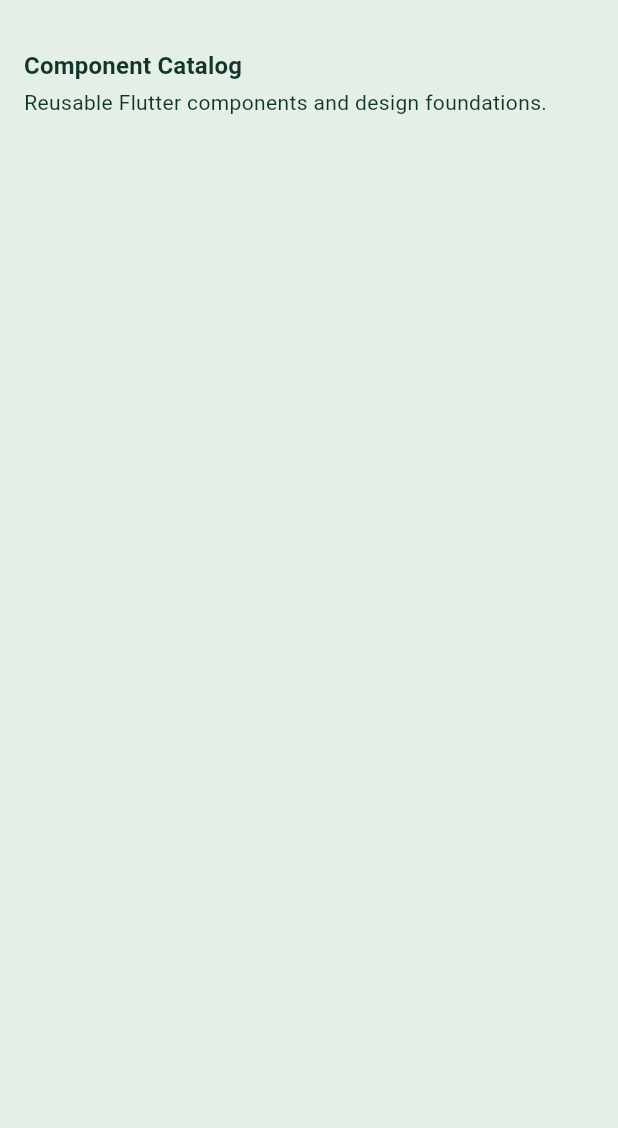
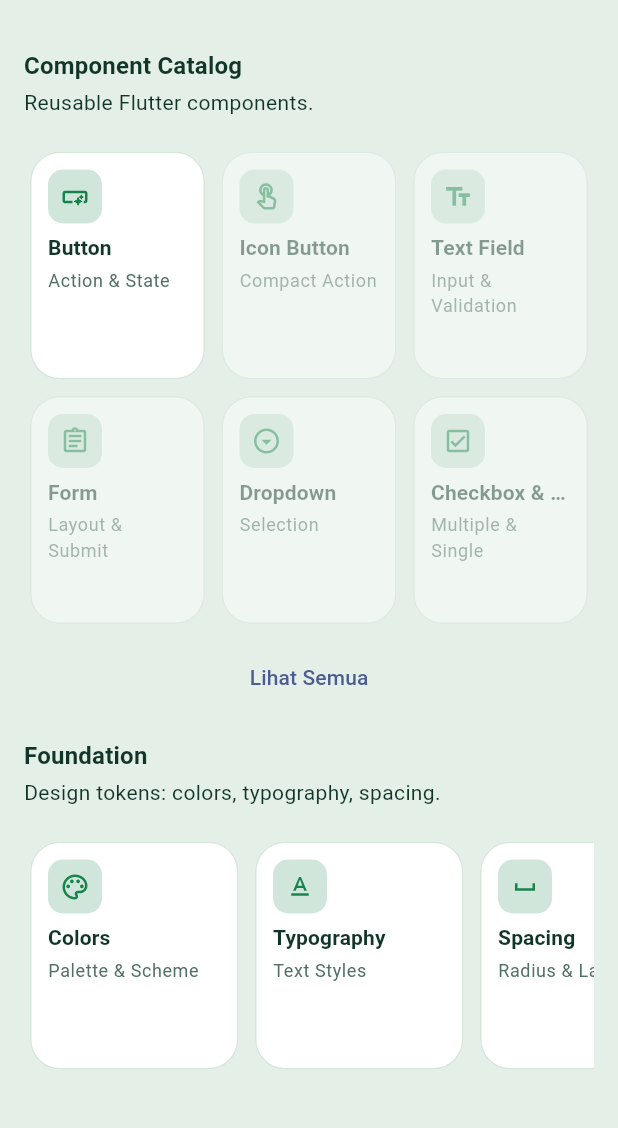
Before and after one commit to fandiap13/basecode_mvvm, a Flutter app: the screen it shows after launch, on a phone screen of 412 x 824 dp, the part 84-1212 px from its top. Run offline on Flutter 3.47's test engine with Material 3 defaults, Android fonts, the phone set to English and light mode, and no system bars; our stand-ins replace go_router.

Commit message:
feat(showcase): add component catalog with category and fundation

```diff
--- a/lib/core/theme/app_colors.dart
+++ b/lib/core/theme/app_colors.dart
@@ -24,6 +24,8 @@
 
   static const Color brand = Color(0xFF2563EB);
 
+  static const Color green = teal;
+
   // Semantic
   static const Color primary = teal;
   static const Color success = teal;
--- /dev/null
+++ b/lib/features/showcase/model/showcase_catalog.dart
@@ -0,0 +1,165 @@
+import 'package:basecode/features/showcase/model/showcase_entry.dart';
+import 'package:basecode/routing/routes.dart';
+import 'package:flutter/material.dart';
+
+// Tambahkan entry di sini setiap ada komponen baru di core/widgets/.
+// Set isReady: true setelah screen tujuannya dibuat.
+const showcaseEntries = <ShowcaseEntry>[
+  ShowcaseEntry(
+    title: 'Button',
+    subtitle: 'Action & State',
+    route: AppRoutes.showcaseButton,
+    icon: Icons.smart_button_outlined,
+    isReady: true,
+  ),
+  ShowcaseEntry(
+    title: 'Icon Button',
+    subtitle: 'Compact Action',
+    route: AppRoutes.showcaseIconButton,
+    icon: Icons.touch_app_outlined,
+  ),
+  ShowcaseEntry(
+    title: 'Text Field',
+    subtitle: 'Input & Validation',
+    route: AppRoutes.showcaseTextField,
+    icon: Icons.text_fields_outlined,
+  ),
+  ShowcaseEntry(
+    title: 'Form',
+    subtitle: 'Layout & Submit',
+    route: AppRoutes.showcaseForm,
+    icon: Icons.assignment_outlined,
+  ),
+  ShowcaseEntry(
+    title: 'Dropdown',
+    subtitle: 'Selection',
+    route: AppRoutes.showcaseDropdown,
+    icon: Icons.arrow_drop_down_circle_outlined,
+  ),
+  ShowcaseEntry(
+    title: 'Checkbox & Radio',
+    subtitle: 'Multiple & Single',
+    route: AppRoutes.showcaseCheckboxRadio,
+    icon: Icons.check_box_outlined,
+  ),
+  ShowcaseEntry(
+    title: 'Switch',
+    subtitle: 'Toggle',
+    route: AppRoutes.showcaseSwitch,
+    icon: Icons.toggle_on_outlined,
+  ),
+  ShowcaseEntry(
+    title: 'Slider',
+    subtitle: 'Range & Value',
+    route: AppRoutes.showcaseSlider,
+    icon: Icons.tune_outlined,
+  ),
+  ShowcaseEntry(
+    title: 'Card',
+    subtitle: 'Container & Surface',
+    route: AppRoutes.showcaseCard,
+    icon: Icons.credit_card_outlined,
+  ),
+  ShowcaseEntry(
+    title: 'List Tile',
+    subtitle: 'Row & Leading',
+    route: AppRoutes.showcaseListTile,
+    icon: Icons.view_list_outlined,
+  ),
+  ShowcaseEntry(
+    title: 'Chip & Badge',
+    subtitle: 'Label & Status',
+    route: AppRoutes.showcaseChipBadge,
+    icon: Icons.label_outline,
+  ),
+  ShowcaseEntry(
+    title: 'Avatar',
+    subtitle: 'Image & Initial',
+    route: AppRoutes.showcaseAvatar,
+    icon: Icons.account_circle_outlined,
+  ),
+  ShowcaseEntry(
+    title: 'App Bar',
+    subtitle: 'Title & Action',
+    route: AppRoutes.showcaseAppBar,
+    icon: Icons.web_asset_outlined,
+  ),
+  ShowcaseEntry(
+    title: 'Tabs',
+    subtitle: 'In-screen Nav',
+    route: AppRoutes.showcaseTabs,
+    icon: Icons.tab_outlined,
+  ),
+  ShowcaseEntry(
+    title: 'Progress',
+    subtitle: 'Bar & Percentage',
+    route: AppRoutes.showcaseProgress,
+    icon: Icons.donut_large_outlined,
+  ),
+  ShowcaseEntry(
+    title: 'Loading',
+    subtitle: 'Spinner & Skeleton',
+    route: AppRoutes.showcaseLoading,
+    icon: Icons.hourglass_empty_outlined,
+  ),
+  ShowcaseEntry(
+    title: 'Empty & Error',
+    subtitle: 'Placeholder State',
+    route: AppRoutes.showcaseEmptyError,
+    icon: Icons.error_outline,
+  ),
+  ShowcaseEntry(
+    title: 'Feedback',
+    subtitle: 'Dialog & Snackbar',
+    route: AppRoutes.showcaseFeedback,
+    icon: Icons.feedback_outlined,
+  ),
+  ShowcaseEntry(
+    title: 'Bottom Sheet',
+    subtitle: 'Modal & Persistent',
+    route: AppRoutes.showcaseBottomSheet,
+    icon: Icons.vertical_align_bottom_outlined,
+  ),
+  ShowcaseEntry(
+    title: 'Colors',
+    subtitle: 'Palette & Scheme',
+    route: AppRoutes.showcaseColors,
+    icon: Icons.palette_outlined,
+    category: ShowcaseCategory.foundation,
+  ),
+  ShowcaseEntry(
+    title: 'Typography',
+    subtitle: 'Text Styles',
+    route: AppRoutes.showcaseTypography,
+    icon: Icons.text_format_outlined,
+    category: ShowcaseCategory.foundation,
+  ),
+  ShowcaseEntry(
+    title: 'Spacing',
+    subtitle: 'Radius & Layout',
+    route: AppRoutes.showcaseSpacing,
+    icon: Icons.space_bar_outlined,
+    category: ShowcaseCategory.foundation,
+  ),
+  ShowcaseEntry(
+    title: 'Elevation',
+    subtitle: 'Shadow & Depth',
+    route: AppRoutes.showcaseElevation,
+    icon: Icons.layers_outlined,
+    category: ShowcaseCategory.foundation,
+  ),
+  ShowcaseEntry(
+    title: 'Icons',
+    subtitle: 'Icon Set',
+    route: AppRoutes.showcaseIcons,
+    icon: Icons.emoji_symbols_outlined,
+    category: ShowcaseCategory.foundation,
+  ),
+  ShowcaseEntry(
+    title: 'Breakpoints',
+    subtitle: 'Responsive Size',
+    route: AppRoutes.showcaseBreakpoints,
+    icon: Icons.devices_outlined,
+    category: ShowcaseCategory.foundation,
+  ),
+];
--- /dev/null
+++ b/lib/features/showcase/model/showcase_entry.dart
@@ -0,0 +1,23 @@
+import 'package:flutter/material.dart';
+
+enum ShowcaseCategory { component, foundation }
+
+class ShowcaseEntry {
+  const ShowcaseEntry({
+    required this.title,
+    required this.subtitle,
+    required this.route,
+    required this.icon,
+    this.category = ShowcaseCategory.component,
+    this.isReady = false,
+  });
+
+  final String title;
+  final String subtitle;
+  final String route;
+  final IconData icon;
+  final ShowcaseCategory category;
+
+  // Screen tujuannya sudah ada; yang false tampil redup dan tidak bisa diklik.
+  final bool isReady;
+}
--- a/lib/features/showcase/view/showcase_screen.dart
+++ b/lib/features/showcase/view/showcase_screen.dart
@@ -1,4 +1,9 @@
 import 'package:basecode/core/theme/app_colors.dart';
+import 'package:basecode/features/showcase/model/showcase_catalog.dart';
+import 'package:basecode/features/showcase/model/showcase_entry.dart';
+import 'package:basecode/features/showcase/view/widgets/section_showcase.dart';
+import 'package:basecode/features/showcase/view/widgets/showcase_grid.dart';
+import 'package:basecode/features/showcase/view/widgets/showcase_slider.dart';
 import 'package:flutter/material.dart';
 
 class ShowcaseScreen extends StatelessWidget {
@@ -6,12 +11,18 @@
 
   @override
   Widget build(BuildContext context) {
+    final components = showcaseEntries
+        .where((e) => e.category == ShowcaseCategory.component)
+        .toList();
+    final foundations = showcaseEntries
+        .where((e) => e.category == ShowcaseCategory.foundation)
+        .toList();
+
     return Scaffold(
       backgroundColor: AppColors.paper,
       appBar: AppBar(
         backgroundColor: AppColors.primary,
         foregroundColor: AppColors.surface,
-
         title: Text(
           'Showcase',
           style: Theme.of(context).textTheme.titleLarge
@@ -19,38 +30,22 @@
         ),
       ),
       body: ListView(
-        padding: EdgeInsets.all(16),
+        padding: const EdgeInsets.all(16),
         children: [
-          _Section(
-            "Component Catalog",
-            description: "Reusable Flutter components and design foundations.",
+          const SectionShowcase(
+            'Component Catalog',
+            description: 'Reusable Flutter components.',
           ),
+          const SizedBox(height: 10),
+          ShowcaseGrid(entries: components),
+          const SectionShowcase(
+            'Foundation',
+            description: 'Design tokens: colors, typography, spacing.',
+          ),
+          const SizedBox(height: 10),
+          ShowcaseSlider(entries: foundations),
         ],
       ),
     );
   }
 }
-
-class _Section extends StatelessWidget {
-  const _Section(this.title, {this.description});
-
-  final String title;
-  final String? description;
-
-  @override
-  Widget build(BuildContext context) {
-    return Padding(
-      padding: EdgeInsets.only(top: 16, bottom: 8),
-      child: Column(
-        crossAxisAlignment: CrossAxisAlignment.start,
-        children: [
-          Text(title, style: Theme.of(context).textTheme.titleMedium),
-          if (description != null) ...[
-            SizedBox(height: 4),
-            Text(description!, style: Theme.of(context).textTheme.bodyMedium),
-          ],
-        ],
-      ),
-    );
-  }
-}
--- /dev/null
+++ b/lib/features/showcase/view/widgets/section_card.dart
@@ -0,0 +1,54 @@
+import 'package:basecode/core/theme/app_colors.dart';
+import 'package:flutter/material.dart';
+
+class SectionCard extends StatefulWidget {
+  const SectionCard({
+    super.key,
+    required this.child,
+    this.padding,
+    this.margin,
+    this.onTap,
+  });
+
+  final Widget child;
+  final EdgeInsetsGeometry? padding;
+  final EdgeInsetsGeometry? margin;
+  final VoidCallback? onTap;
+
+  @override
+  State<SectionCard> createState() => _SectionCardState();
+}
+
+class _SectionCardState extends State<SectionCard> {
+  bool _isPressed = false;
+
+  @override
+  Widget build(BuildContext context) {
+    return GestureDetector(
+      onTap: widget.onTap,
+      onTapDown: (_) => setState(() => _isPressed = true),
+      onTapUp: (_) => setState(() => _isPressed = false),
+      onTapCancel: () => setState(() => _isPressed = false),
+      child: AnimatedScale(
+        scale: _isPressed ? 0.97 : 1,
+        duration: const Duration(milliseconds: 100),
+        child: Card(
+          elevation: 0,
+          shape: RoundedRectangleBorder(
+            borderRadius: BorderRadius.circular(20),
+            side: BorderSide(
+              color: _isPressed ? AppColors.green : AppColors.line,
+              width: 1,
+            ),
+          ),
+          margin: widget.margin,
+          color: AppColors.surface,
+          child: Padding(
+            padding: widget.padding ?? EdgeInsets.all(12),
+            child: widget.child,
+          ),
+        ),
+      ),
+    );
+  }
+}
--- /dev/null
+++ b/lib/features/showcase/view/widgets/section_showcase.dart
@@ -0,0 +1,25 @@
+import 'package:flutter/material.dart';
+
+class SectionShowcase extends StatelessWidget {
+  const SectionShowcase(this.title, {super.key, this.description});
+
+  final String title;
+  final String? description;
+
+  @override
+  Widget build(BuildContext context) {
+    return Padding(
+      padding: EdgeInsets.only(top: 16, bottom: 8),
+      child: Column(
+        crossAxisAlignment: CrossAxisAlignment.start,
+        children: [
+          Text(title, style: Theme.of(context).textTheme.titleMedium),
+          if (description != null) ...[
+            SizedBox(height: 4),
+            Text(description!, style: Theme.of(context).textTheme.bodyMedium),
+          ],
+        ],
+      ),
+    );
+  }
+}
--- /dev/null
+++ b/lib/features/showcase/view/widgets/showcase_grid.dart
@@ -0,0 +1,95 @@
+import 'package:basecode/core/theme/app_colors.dart';
+import 'package:basecode/features/showcase/model/showcase_entry.dart';
+import 'package:basecode/features/showcase/view/widgets/section_card.dart';
+import 'package:flutter/material.dart';
+
+class ShowcaseGrid extends StatefulWidget {
+  const ShowcaseGrid({super.key, required this.entries});
+
+  final List<ShowcaseEntry> entries;
+
+  @override
+  State<ShowcaseGrid> createState() => _ShowcaseGridState();
+}
+
+class _ShowcaseGridState extends State<ShowcaseGrid> {
+  bool _showAll = false;
+
+  @override
+  Widget build(BuildContext context) {
+    final entries = _showAll ? widget.entries : widget.entries.take(6).toList();
+
+    final hasMore = widget.entries.length > 6;
+
+    return Column(
+      children: [
+        GridView.builder(
+          shrinkWrap: true,
+          physics: const NeverScrollableScrollPhysics(),
+          gridDelegate: const SliverGridDelegateWithFixedCrossAxisCount(
+            crossAxisCount: 3,
+            crossAxisSpacing: 3,
+            mainAxisSpacing: 3,
+            mainAxisExtent: 160,
+            // childAspectRatio: 1
+          ),
+          itemCount: entries.length,
+          itemBuilder: (context, index) {
+            final entry = entries[index];
+            return Opacity(
+              opacity: entry.isReady ? 1 : 0.45, // jadi buram opacity 45%
+              child: SectionCard(
+                onTap: entry.isReady
+                    ? () => Navigator.of(context).pushNamed(entry.route)
+                    : null,
+                child: Column(
+                  crossAxisAlignment: CrossAxisAlignment.start,
+                  children: [
+                    Container(
+                      padding: const EdgeInsets.all(8),
+                      decoration: BoxDecoration(
+                        color: AppColors.primary.withValues(alpha: 0.2),
+                        borderRadius: BorderRadius.circular(10),
+                      ),
+                      child: Icon(
+                        entry.icon,
+                        size: 20,
+                        color: AppColors.primary,
+                      ),
+                    ),
+                    const SizedBox(height: 6),
+                    Text(
+                      entry.title,
+                      style: Theme.of(context).textTheme.titleSmall,
+                      overflow: TextOverflow.ellipsis,
+                      maxLines: 1,
+                    ),
+                    const SizedBox(height: 3),
+                    Text(
+                      entry.subtitle,
+                      style: Theme.of(context).textTheme.bodySmall,
+                      overflow: TextOverflow.ellipsis,
+                      maxLines: 2,
+                    ),
+                  ],
+                ),
+              ),
+            );
+          },
+        ),
+
+        if (hasMore) ...[
+          const SizedBox(height: 8),
+          TextButton(
+            onPressed: () {
+              setState(() {
+                _showAll = !_showAll;
+              });
+            },
+            child: Text(_showAll ? 'Tampilkan Lebih Sedikit' : 'Lihat Semua'),
+          ),
+        ],
+      ],
+    );
+  }
+}
--- /dev/null
+++ b/lib/features/showcase/view/widgets/showcase_slider.dart
@@ -0,0 +1,65 @@
+import 'package:basecode/core/theme/app_colors.dart';
+import 'package:basecode/features/showcase/model/showcase_entry.dart';
+import 'package:basecode/features/showcase/view/widgets/section_card.dart';
+import 'package:flutter/material.dart';
+
+class ShowcaseSlider extends StatelessWidget {
+  const ShowcaseSlider({super.key, required this.entries});
+
+  final List<ShowcaseEntry> entries;
+
+  @override
+  Widget build(BuildContext context) {
+    return SizedBox(
+      height: 160,
+      child: ListView.builder(
+        scrollDirection: Axis.horizontal,
+        itemCount: entries.length,
+        itemBuilder: (context, index) {
+          final entry = entries[index];
+
+          return SizedBox(
+            width: 150,
+            child: Padding(
+              padding: const EdgeInsets.only(right: 3),
+              child: SectionCard(
+                onTap: () => Navigator.of(context).pushNamed(entry.route),
+                child: Column(
+                  crossAxisAlignment: CrossAxisAlignment.start,
+                  children: [
+                    Container(
+                      padding: const EdgeInsets.all(8),
+                      decoration: BoxDecoration(
+                        color: AppColors.primary.withValues(alpha: 0.2),
+                        borderRadius: BorderRadius.circular(10),
+                      ),
+                      child: Icon(
+                        entry.icon,
+                        size: 20,
+                        color: AppColors.primary,
+                      ),
+                    ),
+                    const SizedBox(height: 6),
+                    Text(
+                      entry.title,
+                      style: Theme.of(context).textTheme.titleSmall,
+                      overflow: TextOverflow.ellipsis,
+                      maxLines: 2,
+                    ),
+                    const SizedBox(height: 3),
+                    Text(
+                      entry.subtitle,
+                      style: Theme.of(context).textTheme.bodySmall,
+                      overflow: TextOverflow.ellipsis,
+                      maxLines: 2,
+                    ),
+                  ],
+                ),
+              ),
+            ),
+          );
+        },
+      ),
+    );
+  }
+}
--- a/lib/routing/routes.dart
+++ b/lib/routing/routes.dart
@@ -6,12 +6,30 @@
   // showcase
   static const showcase = '/showcase';
   static const showcaseButton = '/showcase/button';
-  static const showcaseBextField = '/showcase/text-field';
-  static const showcaseBropdown = '/showcase/dropdown';
-  static const showcaseBlider = '/showcase/slider';
-  static const showcaseBard = '/showcase/card';
-  static const showcaseBeedback = '/showcase/feedback';
-  static const showcaseBolors = '/showcase/colors';
-  static const showcaseBypography = '/showcase/typography';
-  static const showcaseBpacing = '/showcase/spacing';
+  static const showcaseIconButton = '/showcase/icon-button';
+  static const showcaseTextField = '/showcase/text-field';
+  static const showcaseForm = '/showcase/form';
+  static const showcaseDropdown = '/showcase/dropdown';
+  static const showcaseCheckboxRadio = '/showcase/checkbox-radio';
+  static const showcaseSwitch = '/showcase/switch';
+  static const showcaseSlider = '/showcase/slider';
+  static const showcaseCard = '/showcase/card';
+  static const showcaseListTile = '/showcase/list-tile';
+  static const showcaseChipBadge = '/showcase/chip-badge';
+  static const showcaseAvatar = '/showcase/avatar';
+  static const showcaseAppBar = '/showcase/app-bar';
+  static const showcaseTabs = '/showcase/tabs';
+  static const showcaseProgress = '/showcase/progress';
+  static const showcaseLoading = '/showcase/loading';
+  static const showcaseEmptyError = '/showcase/empty-error';
+  static const showcaseFeedback = '/showcase/feedback';
+  static const showcaseBottomSheet = '/showcase/bottom-sheet';
+
+  // showcase - foundation
+  static const showcaseColors = '/showcase/colors';
+  static const showcaseTypography = '/showcase/typography';
+  static const showcaseSpacing = '/showcase/spacing';
+  static const showcaseElevation = '/showcase/elevation';
+  static const showcaseIcons = '/showcase/icons';
+  static const showcaseBreakpoints = '/showcase/breakpoints';
 }
```
